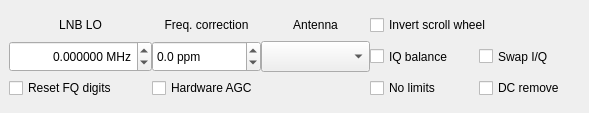
Qt form src/qtgui/dockinputctl.ui (shawnj007/gqrx-touch) before a commit.
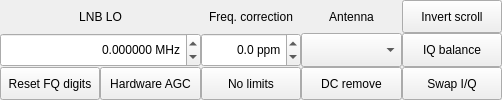
The same form after that commit. Icons and pictures are not drawn.

Commit message: Form resizes to fit small screen

The edit to the form file:
```diff
--- a/src/qtgui/dockinputctl.ui
+++ b/src/qtgui/dockinputctl.ui
@@ -6,8 +6,8 @@
    <rect>
     <x>0</x>
     <y>0</y>
-    <width>589</width>
-    <height>113</height>
+    <width>502</width>
+    <height>100</height>
    </rect>
   </property>
   <property name="sizePolicy">
@@ -18,14 +18,14 @@
   </property>
   <property name="minimumSize">
    <size>
-    <width>581</width>
+    <width>500</width>
     <height>100</height>
    </size>
   </property>
   <property name="maximumSize">
    <size>
     <width>524287</width>
-    <height>360</height>
+    <height>524287</height>
    </size>
   </property>
   <property name="windowIcon">
@@ -47,17 +47,17 @@
   <widget class="QWidget" name="dockWidgetContents">
    <property name="minimumSize">
     <size>
-     <width>581</width>
+     <width>500</width>
      <height>81</height>
     </size>
    </property>
    <property name="maximumSize">
     <size>
      <width>16777215</width>
-     <height>500</height>
+     <height>16777215</height>
     </size>
    </property>
-   <layout class="QVBoxLayout" name="verticalLayout" stretch="0">
+   <layout class="QVBoxLayout" name="verticalLayout" stretch="1,0">
     <property name="spacing">
      <number>0</number>
     </property>
@@ -83,25 +83,62 @@
       </property>
       <property name="minimumSize">
        <size>
-        <width>581</width>
+        <width>500</width>
         <height>78</height>
        </size>
       </property>
       <property name="maximumSize">
        <size>
         <width>16777215</width>
-        <height>16777215</height>
+        <height>120</height>
        </size>
       </property>
       <layout class="QGridLayout" name="gridLayout_7">
+       <property name="leftMargin">
+        <number>0</number>
+       </property>
+       <property name="topMargin">
+        <number>0</number>
+       </property>
        <property name="rightMargin">
-        <number>1</number>
+        <number>0</number>
+       </property>
+       <property name="bottomMargin">
+        <number>0</number>
        </property>
        <property name="spacing">
         <number>0</number>
        </property>
-       <item row="1" column="3">
-        <widget class="QCheckBox" name="iqBalanceButton">
+       <item row="0" column="2">
+        <widget class="QLabel" name="freqCorrLabel">
+         <property name="sizePolicy">
+          <sizepolicy hsizetype="MinimumExpanding" vsizetype="MinimumExpanding">
+           <horstretch>0</horstretch>
+           <verstretch>1</verstretch>
+          </sizepolicy>
+         </property>
+         <property name="minimumSize">
+          <size>
+           <width>0</width>
+           <height>25</height>
+          </size>
+         </property>
+         <property name="maximumSize">
+          <size>
+           <width>16777215</width>
+           <height>100</height>
+          </size>
+         </property>
+         <property name="text">
+          <string>Freq. correction</string>
+         </property>
+         <property name="alignment">
+          <set>Qt::AlignCenter</set>
+         </property>
+        </widget>
+       </item>
+       <item row="1" column="4">
+        <widget class="QPushButton" name="iqBalanceButton">
          <property name="sizePolicy">
           <sizepolicy hsizetype="MinimumExpanding" vsizetype="MinimumExpanding">
            <horstretch>0</horstretch>
@@ -126,9 +163,74 @@
          <property name="text">
           <string>IQ balance</string>
          </property>
+         <property name="checkable">
+          <bool>true</bool>
+         </property>
         </widget>
        </item>
-       <item row="0" column="0">
+       <item row="2" column="1">
+        <widget class="QPushButton" name="agcButton">
+         <property name="sizePolicy">
+          <sizepolicy hsizetype="MinimumExpanding" vsizetype="MinimumExpanding">
+           <horstretch>0</horstretch>
+           <verstretch>1</verstretch>
+          </sizepolicy>
+         </property>
+         <property name="minimumSize">
+          <size>
+           <width>0</width>
+           <height>25</height>
+          </size>
+         </property>
+         <property name="maximumSize">
+          <size>
+           <width>16777215</width>
+           <height>100</height>
+          </size>
+         </property>
+         <property name="toolTip">
+          <string>&lt;html&gt;&lt;head/&gt;&lt;body&gt;&lt;p&gt;Toggle hardware-based automatic gain control.&lt;/p&gt;&lt;p&gt;This feature requires hardware that supports it. It is known to work with RTL-SDR devices.&lt;/p&gt;&lt;/body&gt;&lt;/html&gt;</string>
+         </property>
+         <property name="text">
+          <string>Hardware AGC</string>
+         </property>
+         <property name="checkable">
+          <bool>true</bool>
+         </property>
+        </widget>
+       </item>
+       <item row="2" column="0">
+        <widget class="QPushButton" name="freqCtrlResetButton">
+         <property name="sizePolicy">
+          <sizepolicy hsizetype="MinimumExpanding" vsizetype="MinimumExpanding">
+           <horstretch>0</horstretch>
+           <verstretch>1</verstretch>
+          </sizepolicy>
+         </property>
+         <property name="minimumSize">
+          <size>
+           <width>0</width>
+           <height>25</height>
+          </size>
+         </property>
+         <property name="maximumSize">
+          <size>
+           <width>16777215</width>
+           <height>100</height>
+          </size>
+         </property>
+         <property name="toolTip">
+          <string>&lt;html&gt;&lt;head/&gt;&lt;body&gt;&lt;p&gt;Reset subordinate digits in main frequency control widget&lt;/p&gt;&lt;/body&gt;&lt;/html&gt;</string>
+         </property>
+         <property name="text">
+          <string>Reset FQ digits</string>
+         </property>
+         <property name="checkable">
+          <bool>true</bool>
+         </property>
+        </widget>
+       </item>
+       <item row="0" column="0" colspan="2">
         <widget class="QLabel" name="lnbLabel">
          <property name="sizePolicy">
           <sizepolicy hsizetype="MinimumExpanding" vsizetype="MinimumExpanding">
@@ -159,8 +261,64 @@
          </property>
         </widget>
        </item>
-       <item row="1" column="4">
-        <widget class="QCheckBox" name="iqSwapButton">
+       <item row="1" column="3">
+        <widget class="QComboBox" name="antSelector">
+         <property name="sizePolicy">
+          <sizepolicy hsizetype="MinimumExpanding" vsizetype="MinimumExpanding">
+           <horstretch>0</horstretch>
+           <verstretch>1</verstretch>
+          </sizepolicy>
+         </property>
+         <property name="minimumSize">
+          <size>
+           <width>0</width>
+           <height>25</height>
+          </size>
+         </property>
+         <property name="maximumSize">
+          <size>
+           <width>16777215</width>
+           <height>100</height>
+          </size>
+         </property>
+         <property name="toolTip">
+          <string>Select active antenna connector</string>
+         </property>
+        </widget>
+       </item>
+       <item row="2" column="2">
+        <widget class="QPushButton" name="ignoreButton">
+         <property name="sizePolicy">
+          <sizepolicy hsizetype="MinimumExpanding" vsizetype="MinimumExpanding">
+           <horstretch>0</horstretch>
+           <verstretch>1</verstretch>
+          </sizepolicy>
+         </property>
+         <property name="minimumSize">
+          <size>
+           <width>0</width>
+           <height>25</height>
+          </size>
+         </property>
+         <property name="maximumSize">
+          <size>
+           <width>16777215</width>
+           <height>100</height>
+          </size>
+         </property>
+         <property name="toolTip">
+          <string>&lt;html&gt;&lt;head/&gt;&lt;body&gt;&lt;p&gt;Ignore hardware limits such as frequency range. This allows experimenting with out-of-spec settings.&lt;/p&gt;&lt;/body&gt;&lt;/html&gt;</string>
+         </property>
+         <property name="text">
+          <string>No limits</string>
+         </property>
+         <property name="checkable">
+          <bool>true</bool>
+         </property>
+        </widget>
+       </item>
+       <item row="2" column="4">
+        <widget class="QPushButton" name="iqSwapButton">
          <property name="sizePolicy">
           <sizepolicy hsizetype="MinimumExpanding" vsizetype="MinimumExpanding">
            <horstretch>0</horstretch>
@@ -185,44 +343,13 @@
          <property name="text">
           <string>Swap I/Q</string>
          </property>
-         <property name="tristate">
-          <bool>false</bool>
+         <property name="checkable">
+          <bool>true</bool>
          </property>
         </widget>
        </item>
-       <item row="0" column="2">
-        <widget class="QLabel" name="antSelectorLabel">
-         <property name="sizePolicy">
-          <sizepolicy hsizetype="MinimumExpanding" vsizetype="MinimumExpanding">
-           <horstretch>0</horstretch>
-           <verstretch>1</verstretch>
-          </sizepolicy>
-         </property>
-         <property name="minimumSize">
-          <size>
-           <width>0</width>
-           <height>25</height>
-          </size>
-         </property>
-         <property name="maximumSize">
-          <size>
-           <width>16777215</width>
-           <height>100</height>
-          </size>
-         </property>
-         <property name="toolTip">
-          <string>Select active antenna connector</string>
-         </property>
-         <property name="text">
-          <string>Antenna</string>
-         </property>
-         <property name="alignment">
-          <set>Qt::AlignCenter</set>
-         </property>
-        </widget>
-       </item>
-       <item row="2" column="4">
-        <widget class="QCheckBox" name="dcCancelButton">
+       <item row="2" column="3">
+        <widget class="QPushButton" name="dcCancelButton">
          <property name="sizePolicy">
           <sizepolicy hsizetype="MinimumExpanding" vsizetype="MinimumExpanding">
            <horstretch>0</horstretch>
@@ -247,152 +374,12 @@
          <property name="text">
           <string>DC remove</string>
          </property>
-        </widget>
-       </item>
-       <item row="1" column="1">
-        <widget class="QDoubleSpinBox" name="freqCorrSpinBox">
-         <property name="sizePolicy">
-          <sizepolicy hsizetype="MinimumExpanding" vsizetype="MinimumExpanding">
-           <horstretch>0</horstretch>
-           <verstretch>1</verstretch>
-          </sizepolicy>
+         <property name="checkable">
+          <bool>true</bool>
          </property>
-         <property name="minimumSize">
-          <size>
-           <width>0</width>
-           <height>25</height>
-          </size>
-         </property>
-         <property name="maximumSize">
-          <size>
-           <width>16777215</width>
-           <height>100</height>
-          </size>
-         </property>
-         <property name="suffix">
-          <string> ppm</string>
-         </property>
-         <property name="decimals">
-          <number>1</number>
-         </property>
-         <property name="minimum">
-          <double>-500.000000000000000</double>
-         </property>
-         <property name="maximum">
-          <double>500.000000000000000</double>
-         </property>
-         <property name="value">
-          <double>0.000000000000000</double>
-         </property>
         </widget>
        </item>
-       <item row="1" column="2">
-        <widget class="QComboBox" name="antSelector">
-         <property name="sizePolicy">
-          <sizepolicy hsizetype="MinimumExpanding" vsizetype="MinimumExpanding">
-           <horstretch>0</horstretch>
-           <verstretch>1</verstretch>
-          </sizepolicy>
-         </property>
-         <property name="minimumSize">
-          <size>
-           <width>0</width>
-           <height>25</height>
-          </size>
-         </property>
-         <property name="maximumSize">
-          <size>
-           <width>16777215</width>
-           <height>100</height>
-          </size>
-         </property>
-         <property name="toolTip">
-          <string>Select active antenna connector</string>
-         </property>
-        </widget>
-       </item>
-       <item row="2" column="0">
-        <widget class="QCheckBox" name="freqCtrlResetButton">
-         <property name="sizePolicy">
-          <sizepolicy hsizetype="MinimumExpanding" vsizetype="MinimumExpanding">
-           <horstretch>0</horstretch>
-           <verstretch>1</verstretch>
-          </sizepolicy>
-         </property>
-         <property name="minimumSize">
-          <size>
-           <width>0</width>
-           <height>25</height>
-          </size>
-         </property>
-         <property name="maximumSize">
-          <size>
-           <width>16777215</width>
-           <height>100</height>
-          </size>
-         </property>
-         <property name="toolTip">
-          <string>&lt;html&gt;&lt;head/&gt;&lt;body&gt;&lt;p&gt;Reset subordinate digits in main frequency control widget&lt;/p&gt;&lt;/body&gt;&lt;/html&gt;</string>
-         </property>
-         <property name="text">
-          <string>Reset FQ digits</string>
-         </property>
-        </widget>
-       </item>
-       <item row="0" column="3" colspan="2">
-        <widget class="QCheckBox" name="invertScrollingButton">
-         <property name="sizePolicy">
-          <sizepolicy hsizetype="MinimumExpanding" vsizetype="MinimumExpanding">
-           <horstretch>0</horstretch>
-           <verstretch>1</verstretch>
-          </sizepolicy>
-         </property>
-         <property name="minimumSize">
-          <size>
-           <width>0</width>
-           <height>25</height>
-          </size>
-         </property>
-         <property name="maximumSize">
-          <size>
-           <width>16777215</width>
-           <height>100</height>
-          </size>
-         </property>
-         <property name="text">
-          <string>Invert scroll wheel</string>
-         </property>
-        </widget>
-       </item>
-       <item row="2" column="1">
-        <widget class="QCheckBox" name="agcButton">
-         <property name="sizePolicy">
-          <sizepolicy hsizetype="MinimumExpanding" vsizetype="MinimumExpanding">
-           <horstretch>0</horstretch>
-           <verstretch>1</verstretch>
-          </sizepolicy>
-         </property>
-         <property name="minimumSize">
-          <size>
-           <width>0</width>
-           <height>25</height>
-          </size>
-         </property>
-         <property name="maximumSize">
-          <size>
-           <width>16777215</width>
-           <height>100</height>
-          </size>
-         </property>
-         <property name="toolTip">
-          <string>&lt;html&gt;&lt;head/&gt;&lt;body&gt;&lt;p&gt;Toggle hardware-based automatic gain control.&lt;/p&gt;&lt;p&gt;This feature requires hardware that supports it. It is known to work with RTL-SDR devices.&lt;/p&gt;&lt;/body&gt;&lt;/html&gt;</string>
-         </property>
-         <property name="text">
-          <string>Hardware AGC</string>
-         </property>
-        </widget>
-       </item>
-       <item row="1" column="0">
+       <item row="1" column="0" colspan="2">
         <widget class="QDoubleSpinBox" name="lnbSpinBox">
          <property name="sizePolicy">
           <sizepolicy hsizetype="MinimumExpanding" vsizetype="MinimumExpanding">
@@ -435,8 +422,36 @@
          </property>
         </widget>
        </item>
-       <item row="2" column="3">
-        <widget class="QCheckBox" name="ignoreButton">
+       <item row="0" column="4">
+        <widget class="QPushButton" name="invertScrollingButton">
+         <property name="sizePolicy">
+          <sizepolicy hsizetype="MinimumExpanding" vsizetype="MinimumExpanding">
+           <horstretch>0</horstretch>
+           <verstretch>1</verstretch>
+          </sizepolicy>
+         </property>
+         <property name="minimumSize">
+          <size>
+           <width>0</width>
+           <height>25</height>
+          </size>
+         </property>
+         <property name="maximumSize">
+          <size>
+           <width>16777215</width>
+           <height>100</height>
+          </size>
+         </property>
+         <property name="text">
+          <string>Invert scroll</string>
+         </property>
+         <property name="checkable">
+          <bool>true</bool>
+         </property>
+        </widget>
+       </item>
+       <item row="0" column="3">
+        <widget class="QLabel" name="antSelectorLabel">
          <property name="sizePolicy">
           <sizepolicy hsizetype="MinimumExpanding" vsizetype="MinimumExpanding">
            <horstretch>0</horstretch>
@@ -459,41 +474,69 @@
           <string>&lt;html&gt;&lt;head/&gt;&lt;body&gt;&lt;p&gt;Ignore hardware limits such as frequency range. This allows experimenting with out-of-spec settings.&lt;/p&gt;&lt;/body&gt;&lt;/html&gt;</string>
          </property>
          <property name="text">
-          <string>No limits</string>
-         </property>
-        </widget>
-       </item>
-       <item row="0" column="1">
-        <widget class="QLabel" name="freqCorrLabel">
-         <property name="sizePolicy">
-          <sizepolicy hsizetype="MinimumExpanding" vsizetype="MinimumExpanding">
-           <horstretch>0</horstretch>
-           <verstretch>1</verstretch>
-          </sizepolicy>
-         </property>
-         <property name="minimumSize">
-          <size>
-           <width>0</width>
-           <height>25</height>
-          </size>
-         </property>
-         <property name="maximumSize">
-          <size>
-           <width>16777215</width>
-           <height>100</height>
-          </size>
-         </property>
-         <property name="text">
-          <string>Freq. correction</string>
+          <string>Antenna</string>
          </property>
          <property name="alignment">
           <set>Qt::AlignCenter</set>
          </property>
         </widget>
        </item>
+       <item row="1" column="2">
+        <widget class="QDoubleSpinBox" name="freqCorrSpinBox">
+         <property name="sizePolicy">
+          <sizepolicy hsizetype="MinimumExpanding" vsizetype="MinimumExpanding">
+           <horstretch>0</horstretch>
+           <verstretch>1</verstretch>
+          </sizepolicy>
+         </property>
+         <property name="minimumSize">
+          <size>
+           <width>0</width>
+           <height>25</height>
+          </size>
+         </property>
+         <property name="maximumSize">
+          <size>
+           <width>16777215</width>
+           <height>100</height>
+          </size>
+         </property>
+         <property name="alignment">
+          <set>Qt::AlignRight|Qt::AlignTrailing|Qt::AlignVCenter</set>
+         </property>
+         <property name="suffix">
+          <string> ppm</string>
+         </property>
+         <property name="decimals">
+          <number>1</number>
+         </property>
+         <property name="minimum">
+          <double>-500.000000000000000</double>
+         </property>
+         <property name="maximum">
+          <double>500.000000000000000</double>
+         </property>
+         <property name="value">
+          <double>0.000000000000000</double>
+         </property>
+        </widget>
+       </item>
       </layout>
      </widget>
     </item>
+    <item>
+     <spacer name="verticalSpacer">
+      <property name="orientation">
+       <enum>Qt::Vertical</enum>
+      </property>
+      <property name="sizeHint" stdset="0">
+       <size>
+        <width>20</width>
+        <height>0</height>
+       </size>
+      </property>
+     </spacer>
+    </item>
    </layout>
   </widget>
  </widget>
```
Left out of the diff: 2 changed lines with no effect on the pictures. The commit also changes 7 other files.
